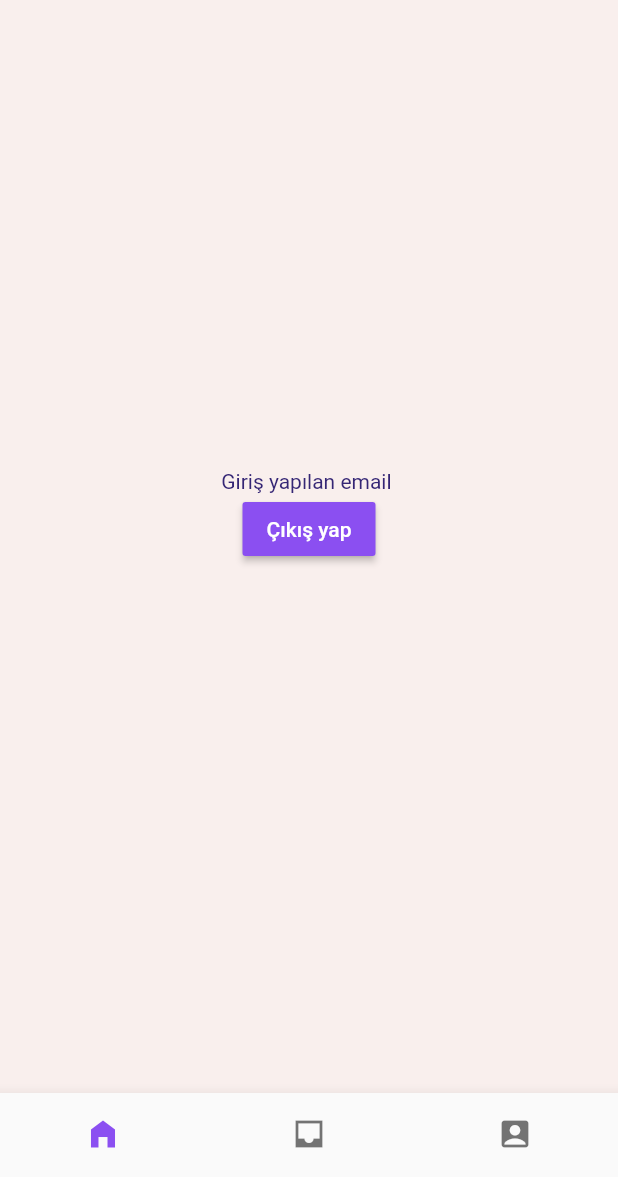
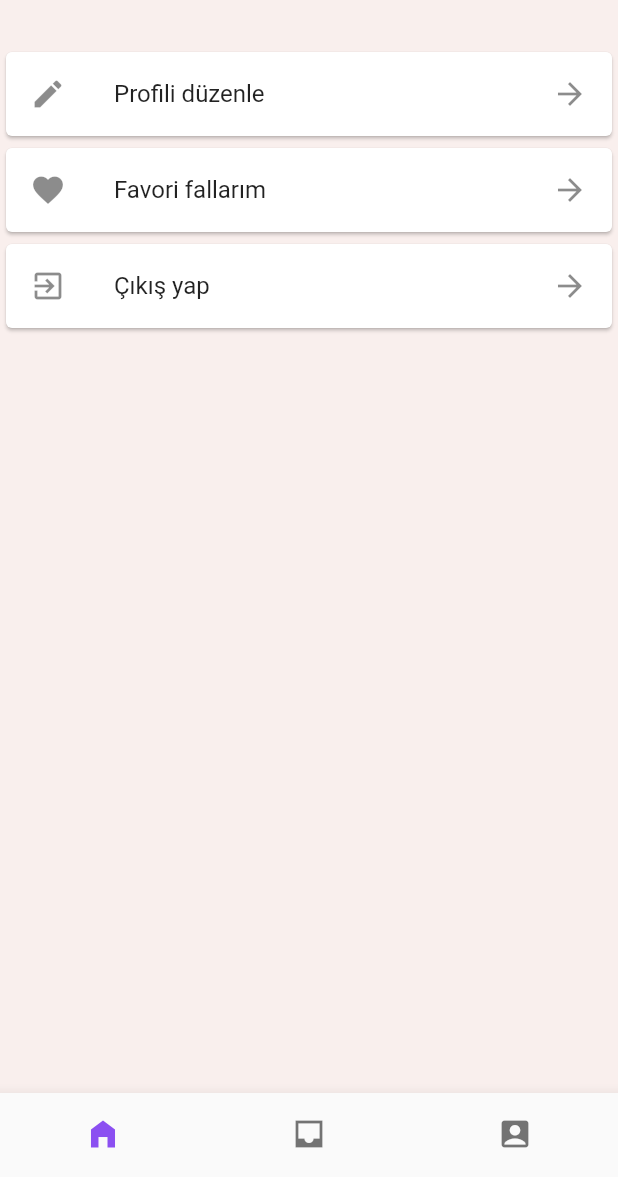
Before and after one commit to dogukanhfo/fortuneteller, a Flutter app: the screen it shows once a user with an empty profile is signed in, swiped to page 3, on a phone screen of 412 x 824 dp, the part 59-1236 px from its top. Run offline on Flutter 3.47's test engine with Material 2 defaults, Android fonts, the phone set to English and light mode, and no system bars; our stand-ins replace firebase_auth, firebase_core, google_fonts; accounts and stored records are empty.

Commit message:
create profile list

```diff
--- a/lib/pages/home_page.dart
+++ b/lib/pages/home_page.dart
@@ -2,6 +2,7 @@ import 'package:firebase_auth/firebase_auth.dart';
 import 'package:flutter/material.dart';
 import 'package:fortuneteller/consts.dart';
 import 'package:fortuneteller/pages/navbar_pages/nav_home.dart';
+import 'package:fortuneteller/pages/navbar_pages/nav_profile.dart';
 
 class HomePage extends StatefulWidget {
   const HomePage({Key? key}) : super(key: key);
@@ -15,7 +16,7 @@ class _HomePageState extends State<HomePage> {
 
   int _selectedIndex = 0;
 
-  PageController _pageController = PageController();
+  final PageController _pageController = PageController();
 
   static const List<Widget> _titles = <Widget>[
     Text(
@@ -65,7 +66,7 @@ class _HomePageState extends State<HomePage> {
       body: PageView(
         physics: NeverScrollableScrollPhysics(),
         controller: _pageController,
-        children: [
+        children: const [
           // Home Tab
 
           NavHomePage(),
@@ -78,25 +79,7 @@ class _HomePageState extends State<HomePage> {
 
           // Profile Tab
 
-          Column(
-            mainAxisAlignment: MainAxisAlignment.center,
-            children: [
-              Text('Giriş yapılan email ${user.email}'),
-              MaterialButton(
-                enableFeedback: false,
-                onPressed: () {
-                  FirebaseAuth.instance.signOut();
-                },
-                color: Color(BUTTON_COLOR),
-                child: Text(
-                  'Çıkış yap',
-                  style: TextStyle(
-                    color: Color(BUTTON_TEXT_COLOR),
-                  ),
-                ),
-              ),
-            ],
-          ),
+          NavProfilePage(),
         ],
       ),
       bottomNavigationBar: BottomNavigationBar(
--- /dev/null
+++ b/lib/pages/navbar_pages/nav_profile.dart
@@ -0,0 +1,47 @@
+import 'package:firebase_auth/firebase_auth.dart';
+import 'package:flutter/material.dart';
+import 'package:fortuneteller/consts.dart';
+
+class NavProfilePage extends StatefulWidget {
+  const NavProfilePage({Key? key}) : super(key: key);
+
+  @override
+  State<NavProfilePage> createState() => _NavProfilePageState();
+}
+
+class _NavProfilePageState extends State<NavProfilePage> {
+  final user = FirebaseAuth.instance.currentUser!;
+
+  @override
+  Widget build(BuildContext context) {
+    return ListView(
+      padding: EdgeInsets.only(top: 70),
+      children: <Widget>[
+        Card(
+          child: ListTile(
+            title: Text('Profili düzenle'),
+            leading: Icon(Icons.edit),
+            trailing: Icon(Icons.arrow_forward),
+          ),
+        ),
+        Card(
+          child: ListTile(
+            title: Text('Favori fallarım'),
+            leading: Icon(Icons.favorite),
+            trailing: Icon(Icons.arrow_forward),
+          ),
+        ),
+        Card(
+          child: ListTile(
+            title: Text('Çıkış yap'),
+            leading: Icon(Icons.exit_to_app),
+            trailing: Icon(Icons.arrow_forward),
+            onTap: () {
+              FirebaseAuth.instance.signOut();
+            },
+          ),
+        ),
+      ],
+    );
+  }
+}
```
